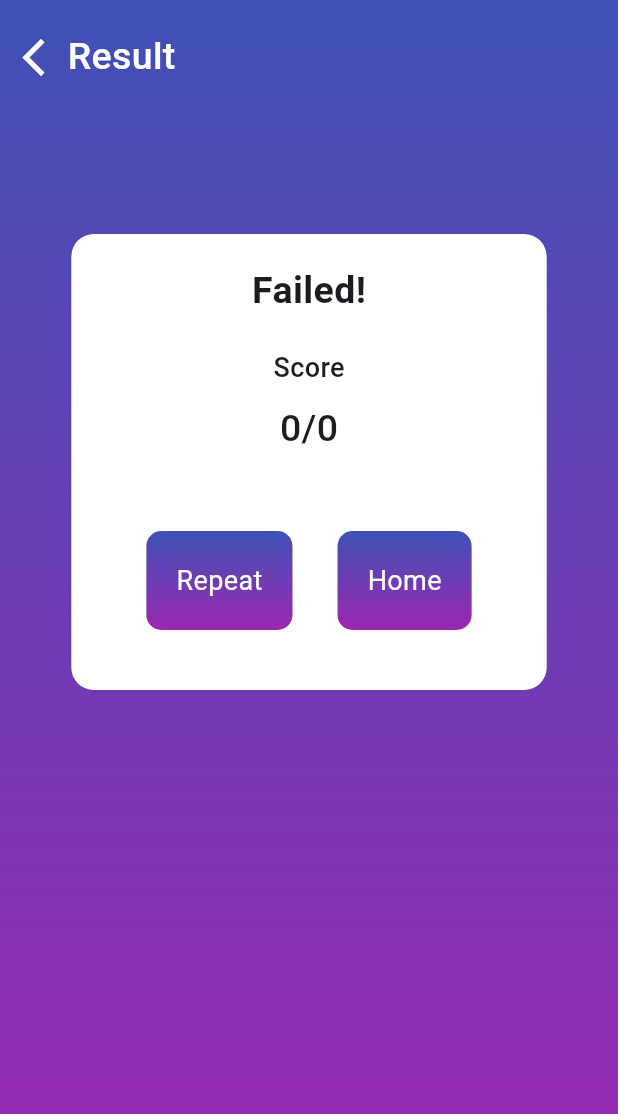
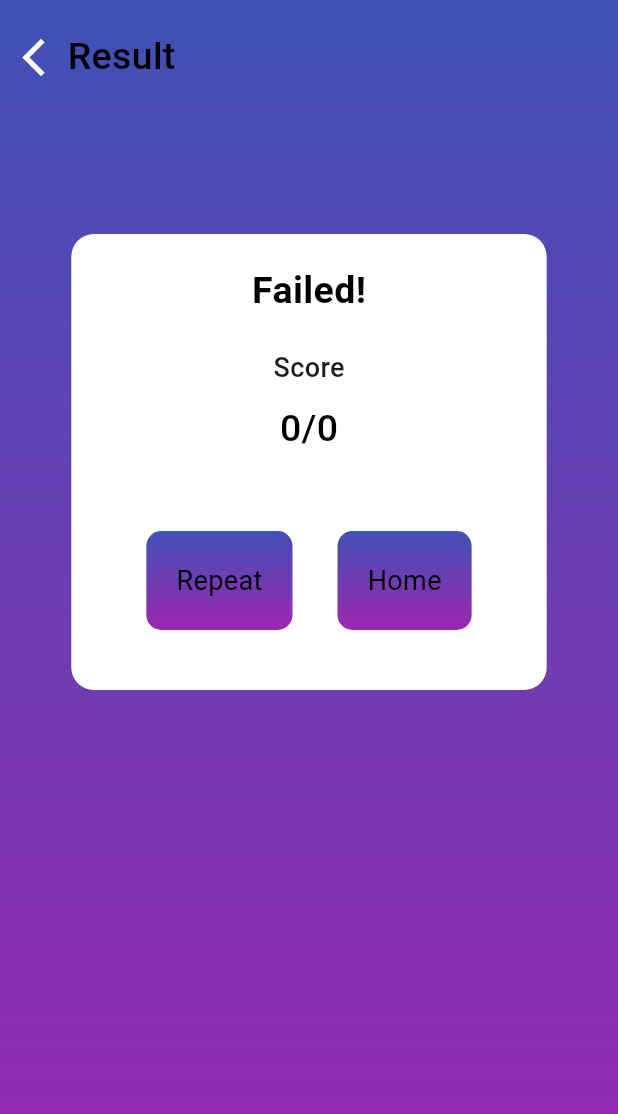
Before and after one commit to ShashidharM0118/QuickPrep, a Flutter app: the ResultScreen screen opened directly with empty values, on a phone screen of 412 x 824 dp. Shown: the top 1114 px of the screen. Run offline on Flutter 3.47's test engine with Material 3 defaults, Android fonts, the phone set to English and light mode, and no system bars; our stand-ins replace carousel_slider, cloud_firestore, connectivity_plus, firebase_auth, firebase_core, firebase_storage and 9 more; accounts and stored records are empty; project files that could hold a hidden picture were left out.

Commit message:
color-changed in result

```diff
--- a/lib/features/work/Practise/resultScreen.dart
+++ b/lib/features/work/Practise/resultScreen.dart
@@ -66,7 +66,7 @@ class ResultScreen extends StatelessWidget {
     style: TextStyle(
     fontSize: 25,
     fontWeight: FontWeight.w500,
-    color: Colors.white,
+    color: Colors.black,
     ),
     ),
     ],
@@ -85,9 +85,12 @@ class ResultScreen extends StatelessWidget {
     children: [
     Text(
     feedback,
+
     style: TextStyle(
+      color: Colors.black,
     fontWeight: FontWeight.w600,
     fontSize: 25,
+
     ),
     ),
     SizedBox(height: 20),
@@ -100,10 +103,13 @@ class ResultScreen extends StatelessWidget {
     ),
     SizedBox(height: 10),
     Text(
+
     "${totalScore}/${totalQuestions * 10}",
     style: TextStyle(
+      color: Colors.black,
     fontSize: 25,
     fontWeight: FontWeight.w500,
+
     ),
     ),
     SizedBox(height: 50),
@@ -135,7 +141,7 @@ class ResultScreen extends StatelessWidget {
     child: Text(
     "Repeat",
     style: TextStyle(
-    color: Colors.white,
+    color: Colors.black,
       fontSize: 18,
     ),
     ),
@@ -167,7 +173,7 @@ class ResultScreen extends StatelessWidget {
           child: Text(
             "Home",
             style: TextStyle(
-              color: Colors.white,
+              color: Colors.black,
               fontSize: 18,
             ),
           ),
```
